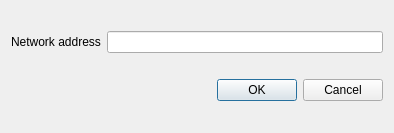
First picture: the form in src/widget/form/createvpndialog.ui, repository denis4net/qTox, before the edit.
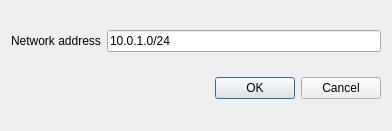
Second picture: the form after the edit.

Commit message: Added defautl networks values

What changed in the file:
```diff
--- a/src/widget/form/createvpndialog.ui
+++ b/src/widget/form/createvpndialog.ui
@@ -6,8 +6,8 @@
    <rect>
     <x>0</x>
     <y>0</y>
-    <width>394</width>
-    <height>133</height>
+    <width>392</width>
+    <height>131</height>
    </rect>
   </property>
   <property name="windowTitle">
@@ -30,6 +30,9 @@
          <property name="toolTip">
           <string>Enter new VPN subnet address like 192.168.10.0/24</string>
          </property>
+         <property name="text">
+          <string>10.0.1.0/24</string>
+         </property>
         </widget>
        </item>
       </layout>
```
Left out of the diff: 2 changed lines with no effect on the pictures.
